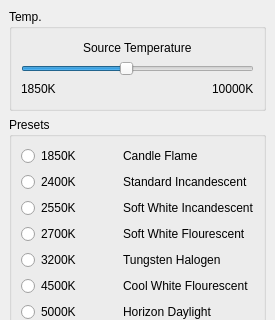
The window that temperaturemenu.ui (mattykakes/qcvTouchUp) describes before a commit, drawn with Qt 5; both pictures show x 0 to 275 and y 0 to 320 of the 275 by 713 pixel window.
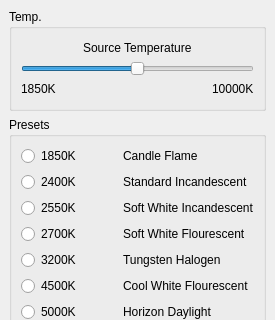
The same window after the commit. Icons and pictures are not drawn.

Commit message: fixed crop selection staying on, toggled action button, and close #51

Patch:
```diff
--- a/temperaturemenu.ui
+++ b/temperaturemenu.ui
@@ -142,10 +142,10 @@
             <number>270</number>
            </property>
            <property name="value">
-            <number>5500</number>
+            <number>5925</number>
            </property>
            <property name="sliderPosition">
-            <number>5500</number>
+            <number>5925</number>
            </property>
            <property name="tracking">
             <bool>false</bool>
```
The commit also changes 3 other files.
